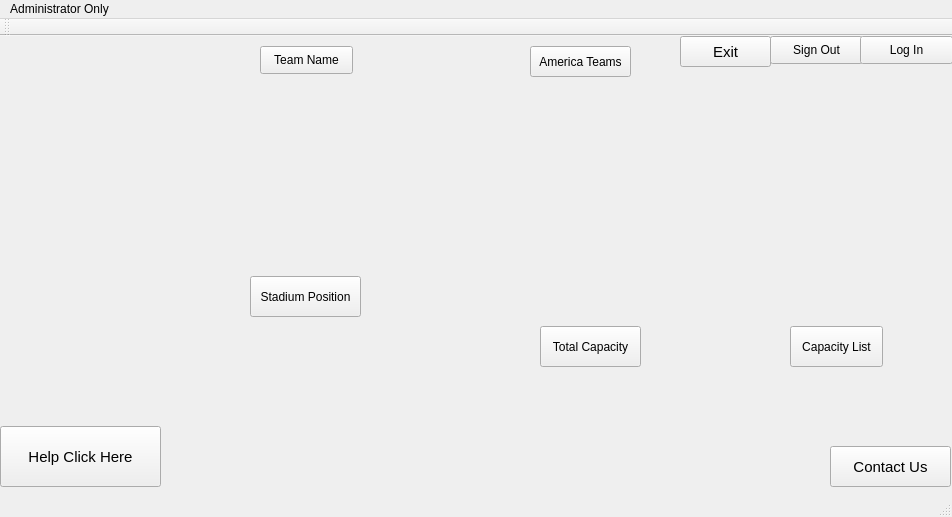
Ling2251/CS1C-NFL_Porject, file mainwindow.ui: the form before one commit.
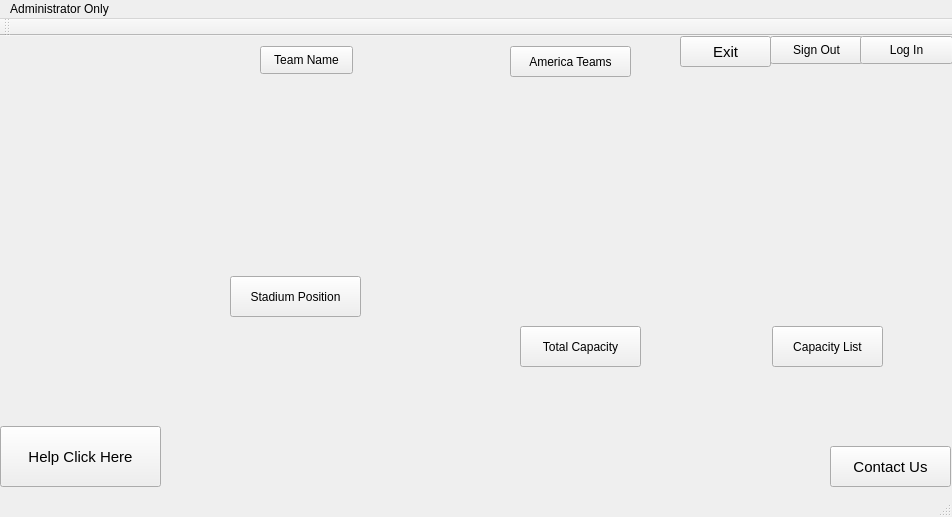
The form after the commit. Icons and pictures are not drawn.

Patch:
```diff
--- a/mainwindow.ui
+++ b/mainwindow.ui
@@ -166,9 +166,9 @@
    <widget class="QPushButton" name="Americateam">
     <property name="geometry">
      <rect>
-      <x>530</x>
+      <x>510</x>
       <y>10</y>
-      <width>101</width>
+      <width>121</width>
       <height>31</height>
      </rect>
     </property>
@@ -179,9 +179,9 @@
    <widget class="QPushButton" name="Stadiumposition">
     <property name="geometry">
      <rect>
-      <x>250</x>
+      <x>230</x>
       <y>240</y>
-      <width>111</width>
+      <width>131</width>
       <height>41</height>
      </rect>
     </property>
@@ -192,9 +192,9 @@
    <widget class="QPushButton" name="TotalCapacity">
     <property name="geometry">
      <rect>
-      <x>540</x>
+      <x>520</x>
       <y>290</y>
-      <width>101</width>
+      <width>121</width>
       <height>41</height>
      </rect>
     </property>
@@ -205,9 +205,9 @@
    <widget class="QPushButton" name="CapacityList">
     <property name="geometry">
      <rect>
-      <x>790</x>
+      <x>772</x>
       <y>290</y>
-      <width>93</width>
+      <width>111</width>
       <height>41</height>
      </rect>
     </property>
```
Left out of the diff: 2 changed lines with no effect on the pictures.
